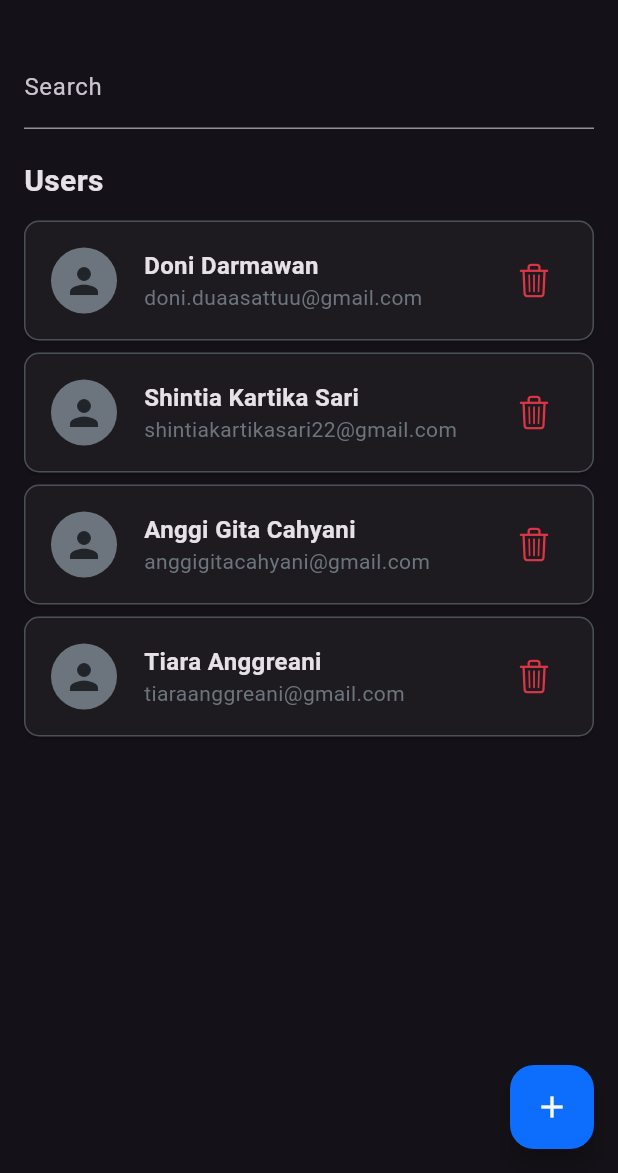
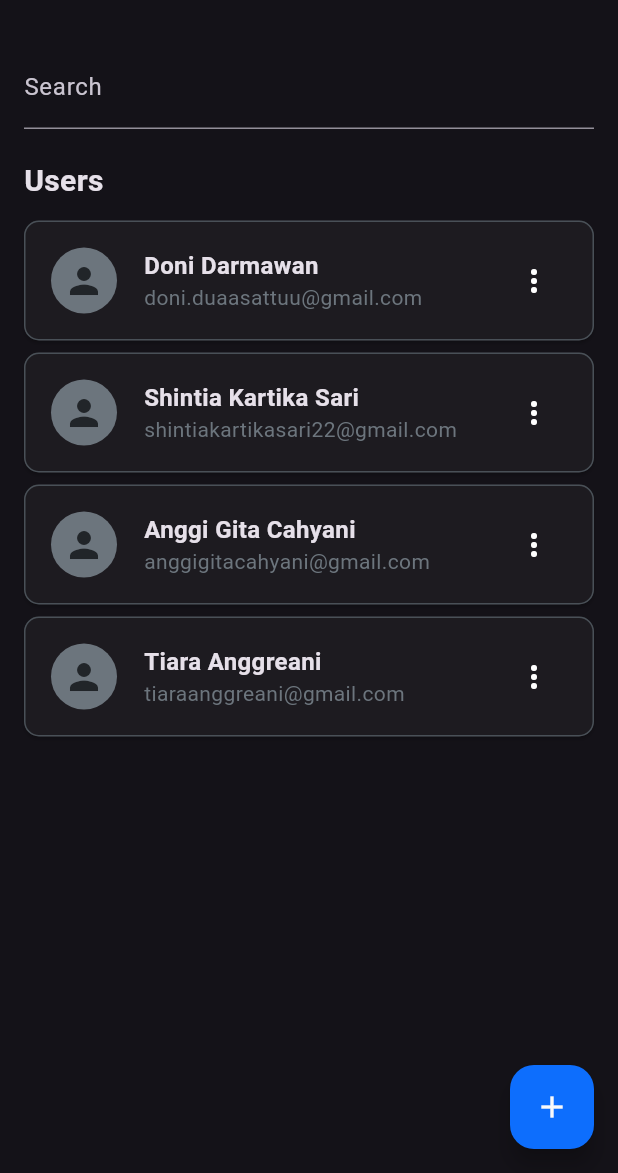
Before and after one commit to doniduaasattuu/product_inventory, a Flutter app: the Users screen opened directly with sample values from the repository, on a phone screen of 412 x 824 dp, the part 63-1236 px from its top. Run offline on Flutter 3.47's test engine with Material 3 defaults, Android fonts, the phone set to English and light mode, and no system bars.

```diff
--- a/lib/ui/product/products.dart
+++ b/lib/ui/product/products.dart
@@ -8,7 +8,6 @@ import 'package:product_inventory/utility/bootstrap_colors.dart';
 import 'package:product_inventory/utility/my_container.dart';
 import 'package:product_inventory/widget/floating_add_button.dart';
 import 'package:product_inventory/utility/sidebar.dart';
-import 'package:product_inventory/widget/primary_button.dart';
 
 class Products extends StatefulWidget {
   const Products({super.key, required this.user});
@@ -219,7 +218,7 @@ class _ProductState extends State<Products> {
               ],
             ),
             const SizedBox(height: 20),
-            PrimaryButton(buttonText: 'Category', buttonOnPressed: () {}),
+            // SegmentedCategory(),
             const SizedBox(height: 8),
             const Text(
               'Products',
--- /dev/null
+++ b/lib/ui/user/pop_up_menu.dart
@@ -0,0 +1,28 @@
+import 'package:flutter/material.dart';
+
+enum Menu { preview, share, getLink, remove, download }
+
+class PopUpMenu extends StatefulWidget {
+  const PopUpMenu({super.key});
+
+  @override
+  State<PopUpMenu> createState() => _PopUpMenuState();
+}
+
+class _PopUpMenuState extends State<PopUpMenu> {
+  @override
+  Widget build(BuildContext context) {
+    return PopupMenuButton(
+      icon: const Icon(Icons.more_vert),
+      itemBuilder: (ctx) => <PopupMenuEntry<Menu>>[
+        const PopupMenuItem(
+          value: Menu.preview,
+          child: ListTile(
+            leading: Icon(Icons.visibility_outlined),
+            title: Text('Preview'),
+          ),
+        ),
+      ],
+    );
+  }
+}
--- a/lib/ui/user/user_item.dart
+++ b/lib/ui/user/user_item.dart
@@ -1,6 +1,6 @@
-import 'package:flutter/cupertino.dart';
 import 'package:flutter/material.dart';
 import 'package:product_inventory/models/user.dart';
+import 'package:product_inventory/ui/user/pop_up_menu.dart';
 import 'package:product_inventory/utility/bootstrap_colors.dart';
 import 'package:product_inventory/utility/header_text.dart';
 
@@ -25,11 +25,6 @@ class UserItem extends StatelessWidget {
                 children: [
                   Column(
                     children: [
-                      // Icon(
-                      //   Icons.person,
-                      //   color: BootstrapColors().info,
-                      //   size: 35,
-                      // ),
                       IconButton(
                         onPressed: () {},
                         icon: Icon(
@@ -61,17 +56,9 @@ class UserItem extends StatelessWidget {
                     ],
                   ),
                   const Spacer(),
-                  Column(
+                  const Column(
                     children: [
-                      IconButton(
-                        onPressed: () {
-                          debugPrint('Delete user with id = ${user.id}');
-                        },
-                        icon: Icon(
-                          CupertinoIcons.delete_simple,
-                          color: BootstrapColors().danger,
-                        ),
-                      ),
+                      PopUpMenu(),
                     ],
                   )
                 ],
```
Also changed, not shown: lib/widget/list_horiz_category.dart (added, +51 -0 lines), lib/widget/segmented_category.dart (added, +52 -0 lines).
